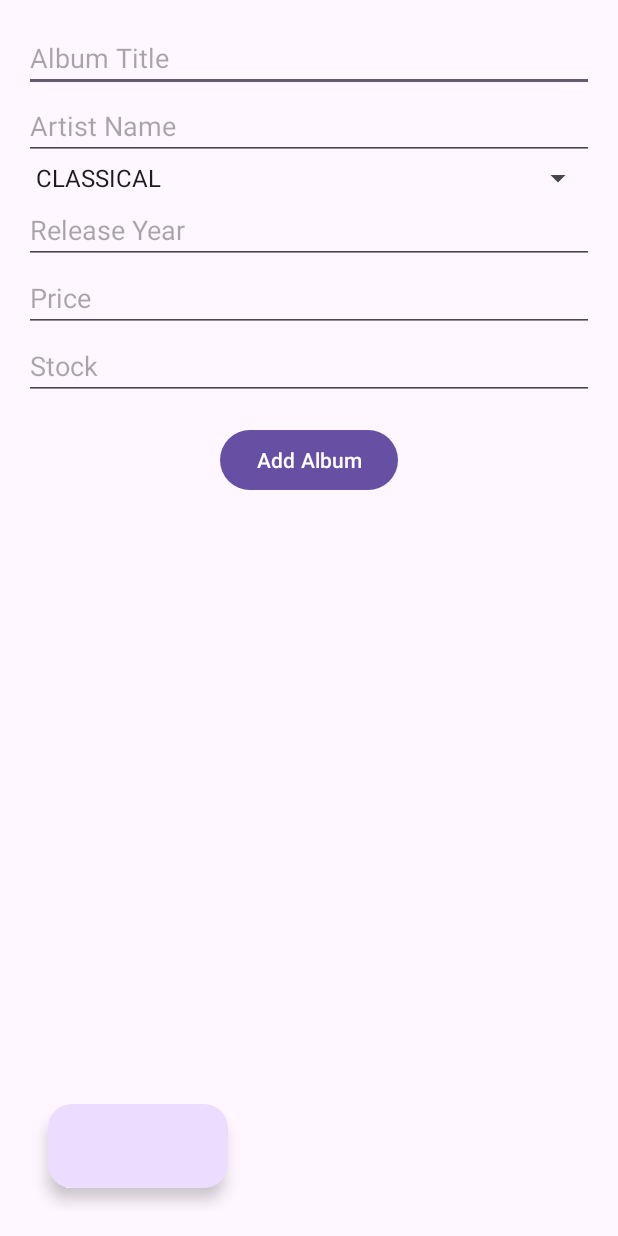
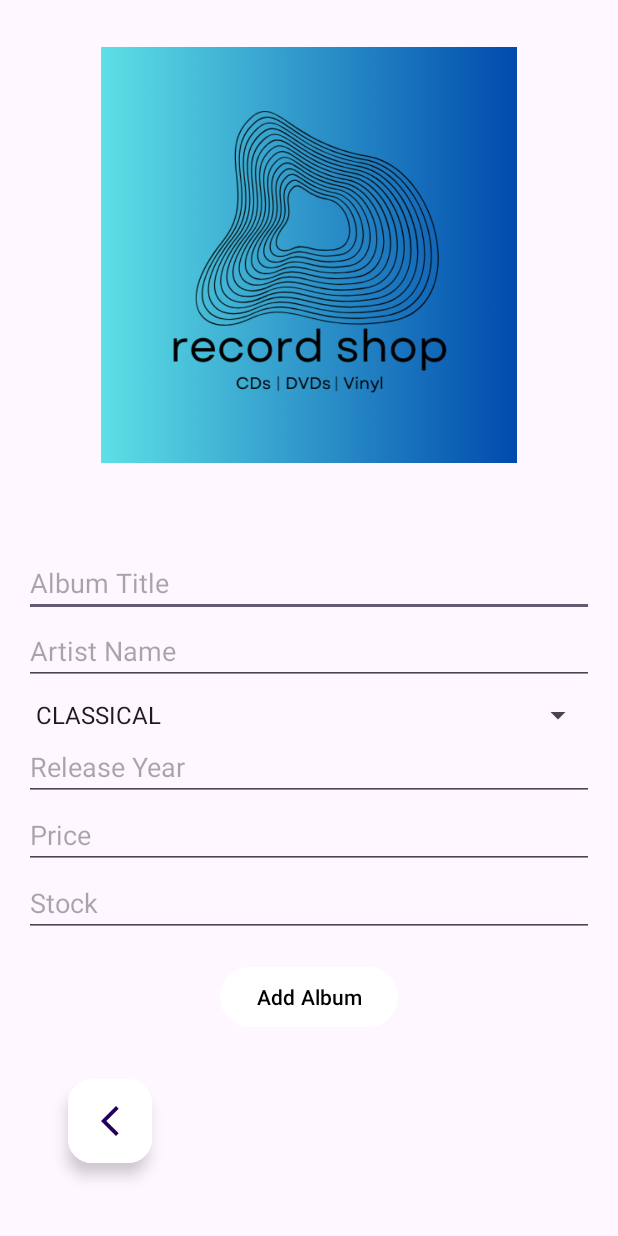
Before and after one commit to ag-af/NorthcodersRecordShopApp, an Android app: the AddNewAlbumActivity screen opened directly, with no data from a screen before it, on a phone screen of 412 x 824 dp. Run offline under Robolectric (Android 15) with nearby library versions, the phone set to English and light mode, and no system bars; our stand-ins replace data binding.

Commit message:
Refactor: changes to layout.

```diff
--- a/app/build.gradle
+++ b/app/build.gradle
@@ -7,6 +7,7 @@ android {
     compileSdk 34
 
     defaultConfig {
+        vectorDrawables.useSupportLibrary = true
         applicationId "com.northcoders.northcodersrecordshopapp"
         minSdk 24
         targetSdk 34
--- a/app/src/main/java/com/northcoders/northcodersrecordshopapp/model/Album.java
+++ b/app/src/main/java/com/northcoders/northcodersrecordshopapp/model/Album.java
@@ -98,7 +98,7 @@ public class Album extends BaseObservable {
         if(price == null || price == 0.0) {
             return "";
         }
-        return String.valueOf(price);
+        return String.format("%.2f", price);
     }
 
     public void setPrice(String price) {
--- a/app/src/main/java/com/northcoders/northcodersrecordshopapp/ui/addalbum/AddAlbumClickHandlers.java
+++ b/app/src/main/java/com/northcoders/northcodersrecordshopapp/ui/addalbum/AddAlbumClickHandlers.java
@@ -36,10 +36,12 @@ public class AddAlbumClickHandlers {
         String price = binding.editPrice.getText().toString();
         String stock = binding.editStock.getText().toString();
 
+        String formattedPrice = String.format("%.2f", Double.parseDouble(price));
+        album.setPrice(formattedPrice);
+
         album.setTitle(title);
         album.setArtist(artist);
         album.setReleaseYear(releaseYear);
-        album.setPrice(price);
         album.setStock(stock);
 
         if (title == null || title.isEmpty() ||
--- a/app/src/main/java/com/northcoders/northcodersrecordshopapp/ui/addalbum/AddNewAlbumActivity.java
+++ b/app/src/main/java/com/northcoders/northcodersrecordshopapp/ui/addalbum/AddNewAlbumActivity.java
@@ -6,6 +6,7 @@ import android.widget.Spinner;
 
 import androidx.activity.EdgeToEdge;
 import androidx.appcompat.app.AppCompatActivity;
+import androidx.constraintlayout.widget.ConstraintLayout;
 import androidx.core.graphics.Insets;
 import androidx.core.view.ViewCompat;
 import androidx.core.view.WindowInsetsCompat;
@@ -22,6 +23,7 @@ public class AddNewAlbumActivity extends AppCompatActivity {
     private ActivityAddNewAlbumBinding binding;
     private AddAlbumClickHandlers handlers;
     private Album album;
+    private ConstraintLayout mainLayout;
 
     @Override
     protected void onCreate(Bundle savedInstanceState) {
--- /dev/null
+++ b/app/src/main/res/drawable/ic_back_to_main.xml
@@ -0,0 +1,5 @@
+<vector xmlns:android="http://schemas.android.com/apk/res/android" android:height="24dp" android:tint="#000000" android:viewportHeight="24" android:viewportWidth="24" android:width="24dp">
+
+    <path android:fillColor="@android:color/white" android:pathData="M17.77,3.77l-1.77,-1.77l-10,10l10,10l1.77,-1.77l-8.23,-8.23z"/>
+
+</vector>
--- a/app/src/main/res/layout/activity_add_new_album.xml
+++ b/app/src/main/res/layout/activity_add_new_album.xml
@@ -22,15 +22,29 @@
         android:layout_height="match_parent"
         android:padding="16dp">
 
+
+        <ImageView
+            android:id="@+id/albumArtwork"
+            android:layout_width="297dp"
+            android:layout_height="277dp"
+            android:layout_marginTop="8dp"
+            app:layout_constraintBottom_toBottomOf="parent"
+            app:layout_constraintEnd_toEndOf="parent"
+            app:layout_constraintStart_toStartOf="parent"
+            app:layout_constraintTop_toTopOf="parent"
+            app:layout_constraintVertical_bias="0.014"
+            app:srcCompat="@drawable/album_icon" />
+
         <EditText
             android:id="@+id/editTitle"
             android:layout_width="0dp"
             android:layout_height="wrap_content"
+            android:layout_marginTop="350dp"
             android:hint="@string/album_title"
             android:text="@={album.title}"
-            app:layout_constraintTop_toTopOf="parent"
+            app:layout_constraintEnd_toEndOf="parent"
             app:layout_constraintStart_toStartOf="parent"
-            app:layout_constraintEnd_toEndOf="parent" />
+            app:layout_constraintTop_toTopOf="parent" />
 
         <EditText
             android:id="@+id/editArtist"
@@ -46,11 +60,14 @@
             android:id="@+id/spinnerGenre"
             android:layout_width="0dp"
             android:layout_height="wrap_content"
+            android:layout_marginTop="8dp"
+            android:entries="@array/genre_array"
+            android:fontFamily="sans-serif-medium"
             android:hint="@string/genre"
-            android:entries="@array/genre_array"
-            app:layout_constraintTop_toBottomOf="@id/editArtist"
+            app:layout_constraintEnd_toEndOf="parent"
+            app:layout_constraintHorizontal_bias="0.0"
             app:layout_constraintStart_toStartOf="parent"
-            app:layout_constraintEnd_toEndOf="parent" />
+            app:layout_constraintTop_toBottomOf="@id/editArtist" />
 
         <EditText
             android:id="@+id/editReleaseYear"
@@ -92,21 +109,29 @@
             android:text="@string/add_album"
             android:onClick="@{clickHandler::onSubmitButtonClicked}"
             app:layout_constraintTop_toBottomOf="@id/editStock"
+            android:textColor="@color/black"
+            android:backgroundTint="@color/white"
             app:layout_constraintStart_toStartOf="parent"
             app:layout_constraintEnd_toEndOf="parent"
             android:layout_marginTop="16dp" />
 
         <com.google.android.material.floatingactionbutton.ExtendedFloatingActionButton
-            android:id="@+id/floatingActionButton"
-            android:layout_width="wrap_content"
-            android:layout_height="wrap_content"
+            android:id="@+id/fabBackToMain"
+            android:layout_width="51dp"
+            android:layout_height="52dp"
+            android:layout_margin="16dp"
+            android:backgroundTint="@color/white"
+            android:contentDescription="@string/back_to_main"
             android:onClick="@{clickHandler::onBackButtonClicked}"
-            android:layout_marginBottom="16dp"
-            android:layout_marginStart="16dp"
-            android:contentDescription="@string/back_to_main"
+            android:src="@drawable/ic_back_to_main"
+            android:textColor="@color/black"
+            app:icon="@drawable/ic_back_to_main"
             app:layout_constraintBottom_toBottomOf="parent"
+            app:layout_constraintEnd_toEndOf="parent"
+            app:layout_constraintHorizontal_bias="0.046"
             app:layout_constraintStart_toStartOf="parent"
-            android:src="@android:drawable/ic_menu_revert" />
+            app:layout_constraintTop_toTopOf="parent"
+            app:layout_constraintVertical_bias="0.976" />
 
 
     </androidx.constraintlayout.widget.ConstraintLayout>
--- a/app/src/main/res/values/strings.xml
+++ b/app/src/main/res/values/strings.xml
@@ -9,7 +9,7 @@
     <string name="album_title">Album Title</string>
     <string name="back_to_main_activity">Back to Main Activity</string>
     <string name="back_to_main" />
-    <string name="add_new_album">Add New Album</string>
+    <string name="ic_add_album">Add New Album</string>
 
     <string-array name="genre_array">
         <item>CLASSICAL</item>
```
Also changed, not shown: app/src/main/java/com/northcoders/northcodersrecordshopapp/ui/mainactivity/MainActivity.java (+7 -0 lines), app/src/main/res/drawable/ic_add_album.xml (+9 -2 lines), app/src/main/res/layout/activity_main.xml (+8 -6 lines).
